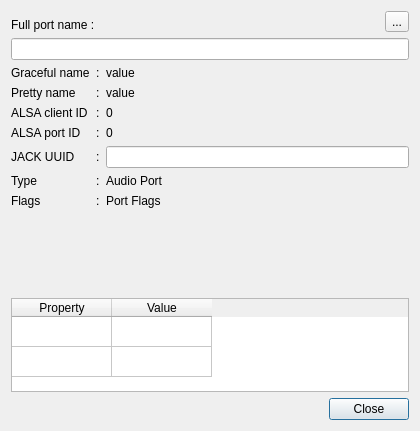
Old version of the form resources/ui/canvas_port_info.ui in the repository Houston4444/HoustonPatchbay.
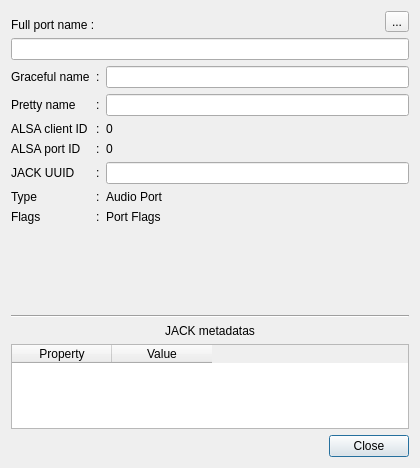
New version of the form. Icons and pictures are not drawn.

Commit message: cosmetics on group info dialog and port_info_dialog

```diff
--- a/resources/ui/canvas_port_info.ui
+++ b/resources/ui/canvas_port_info.ui
@@ -7,7 +7,7 @@
     <x>0</x>
     <y>0</y>
     <width>420</width>
-    <height>431</height>
+    <height>468</height>
    </rect>
   </property>
   <property name="windowTitle">
@@ -149,13 +149,6 @@
        </property>
       </widget>
      </item>
-     <item row="0" column="2">
-      <widget class="QLabel" name="labelGracefulNameValue">
-       <property name="text">
-        <string>value</string>
-       </property>
-      </widget>
-     </item>
      <item row="6" column="0">
       <widget class="QLabel" name="label_4">
        <property name="text">
@@ -219,10 +212,17 @@
        </property>
       </widget>
      </item>
+     <item row="0" column="2">
+      <widget class="QLineEdit" name="lineEditGracefulName">
+       <property name="readOnly">
+        <bool>true</bool>
+       </property>
+      </widget>
+     </item>
      <item row="1" column="2">
-      <widget class="QLabel" name="labelInternalPrettyNameValue">
-       <property name="text">
-        <string>value</string>
+      <widget class="QLineEdit" name="lineEditPrettyName">
+       <property name="readOnly">
+        <bool>true</bool>
        </property>
       </widget>
      </item>
@@ -241,6 +241,23 @@
      </property>
     </spacer>
    </item>
+   <item>
+    <widget class="Line" name="line">
+     <property name="orientation">
+      <enum>Qt::Horizontal</enum>
+     </property>
+    </widget>
+   </item>
+   <item>
+    <widget class="QLabel" name="labelJackMetadatas">
+     <property name="text">
+      <string>JACK metadatas</string>
+     </property>
+     <property name="alignment">
+      <set>Qt::AlignCenter</set>
+     </property>
+    </widget>
+   </item>
    <item>
     <widget class="QTableWidget" name="tableWidgetMetadatas">
      <property name="sizeAdjustPolicy">
@@ -253,7 +270,7 @@
       <set>QAbstractItemView::AllEditTriggers</set>
      </property>
      <property name="rowCount">
-      <number>2</number>
+      <number>0</number>
      </property>
      <property name="columnCount">
       <number>2</number>
@@ -264,8 +281,6 @@
      <attribute name="verticalHeaderVisible">
       <bool>false</bool>
      </attribute>
-     <row/>
-     <row/>
      <column>
       <property name="text">
        <string>Property</string>
```
The commit also changes 3 other files.
